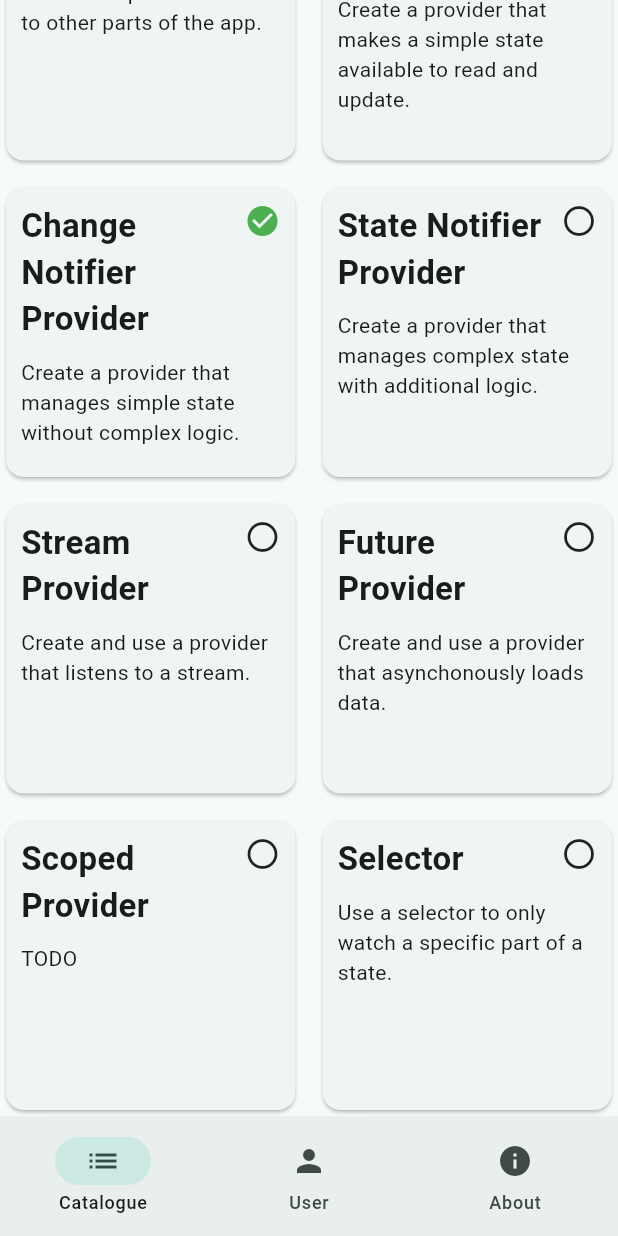
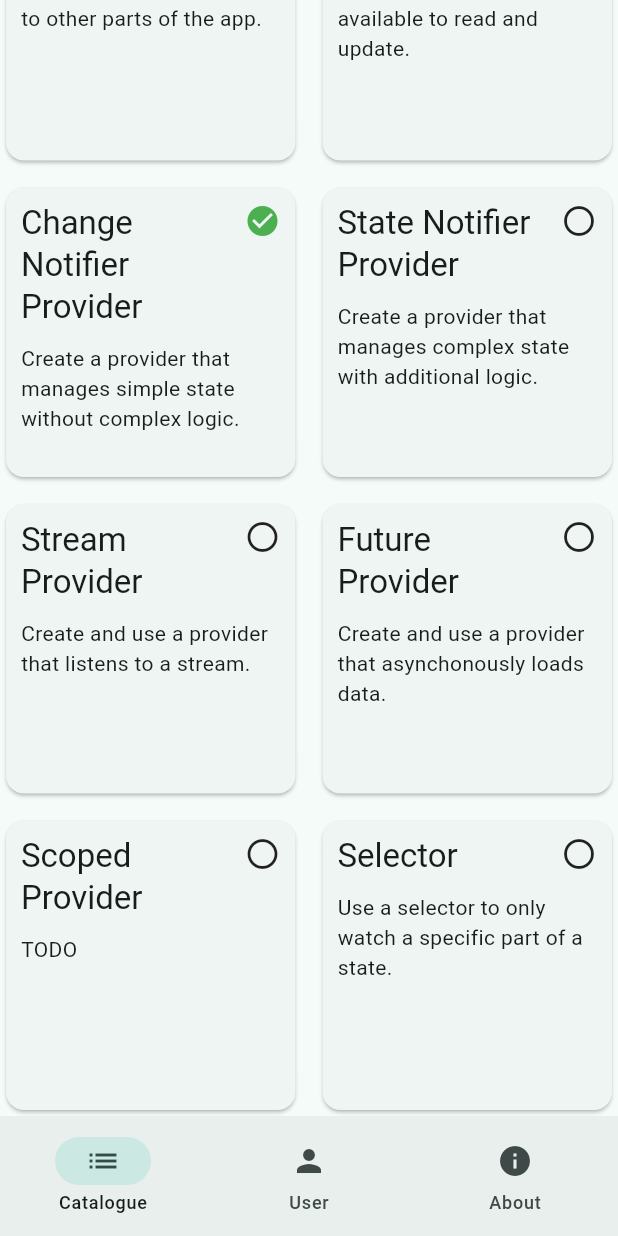
Before and after one commit to ondrahlavac/learning-flutter-riverpod, a Flutter app: the screen it shows after launch, scrolled down 90 dp, on a phone screen of 412 x 824 dp. Run offline on Flutter 3.47's test engine with Material 3 defaults, Android fonts, the phone set to English and light mode, and no system bars; our stand-ins replace flutter_riverpod.

Commit message:
fix: fix spelling errors and make use of Theme.of(context).textTheme

```diff
--- a/lib/screens/exercises_page.dart
+++ b/lib/screens/exercises_page.dart
@@ -46,10 +46,7 @@ class ExercisesCatalogue extends ConsumerWidget {
                           child: Text(
                             excercises[currentKey]?['name'] ??
                                 'No exercise name specified',
-                            style: const TextStyle(
-                              fontSize: 22,
-                              fontWeight: FontWeight.bold,
-                            ),
+                            style: Theme.of(context).textTheme.titleLarge,
                           ),
                         ),
                         const SizedBox(width: 10),
```
Also changed, not shown: 1 other file.
